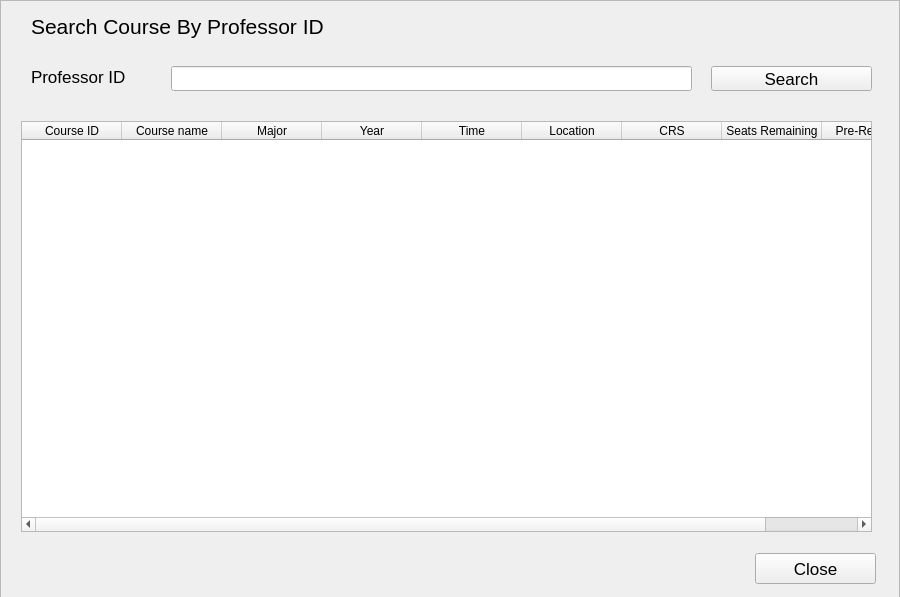
Above: resources/UI/searchCourseByProfID.ui from Poom1997/gman before the change. Below: the same form after it.
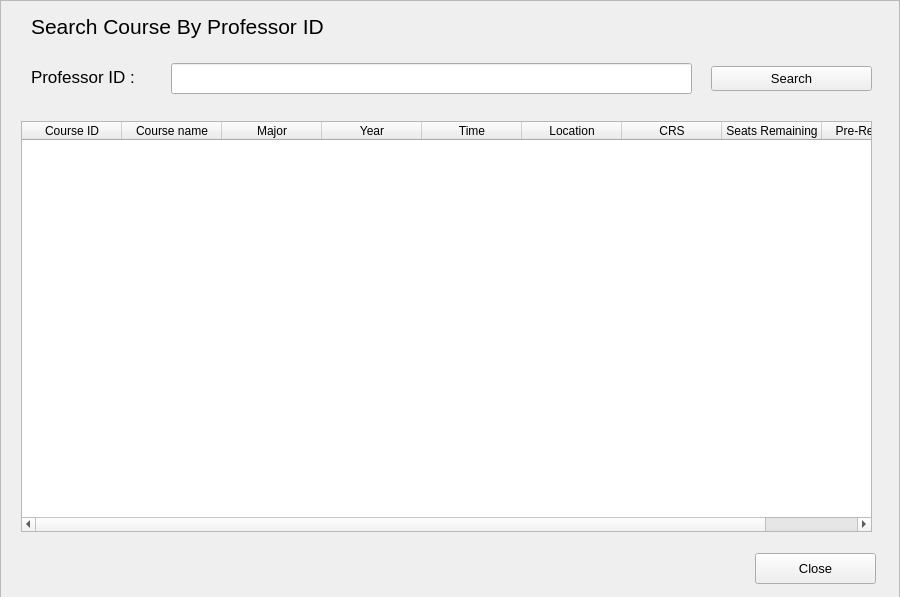
That is the form after the change.

```diff
--- a/resources/UI/searchCourseByProfID.ui
+++ b/resources/UI/searchCourseByProfID.ui
@@ -81,23 +81,28 @@
       <rect>
        <x>30</x>
        <y>60</y>
-       <width>131</width>
+       <width>141</width>
        <height>31</height>
       </rect>
      </property>
      <property name="text">
-      <string>Professor ID</string>
+      <string>Professor ID :</string>
      </property>
     </widget>
     <widget class="QLineEdit" name="profID">
      <property name="geometry">
       <rect>
        <x>170</x>
-       <y>65</y>
+       <y>62</y>
        <width>521</width>
-       <height>25</height>
+       <height>31</height>
       </rect>
      </property>
+     <property name="font">
+      <font>
+       <pointsize>10</pointsize>
+      </font>
+     </property>
     </widget>
     <widget class="QPushButton" name="searchButton">
      <property name="geometry">
@@ -108,6 +113,11 @@
        <height>25</height>
       </rect>
      </property>
+     <property name="font">
+      <font>
+       <pointsize>10</pointsize>
+      </font>
+     </property>
      <property name="text">
       <string>Search</string>
      </property>
@@ -121,6 +131,11 @@
        <height>31</height>
       </rect>
      </property>
+     <property name="font">
+      <font>
+       <pointsize>10</pointsize>
+      </font>
+     </property>
      <property name="text">
       <string>Close</string>
      </property>
```
